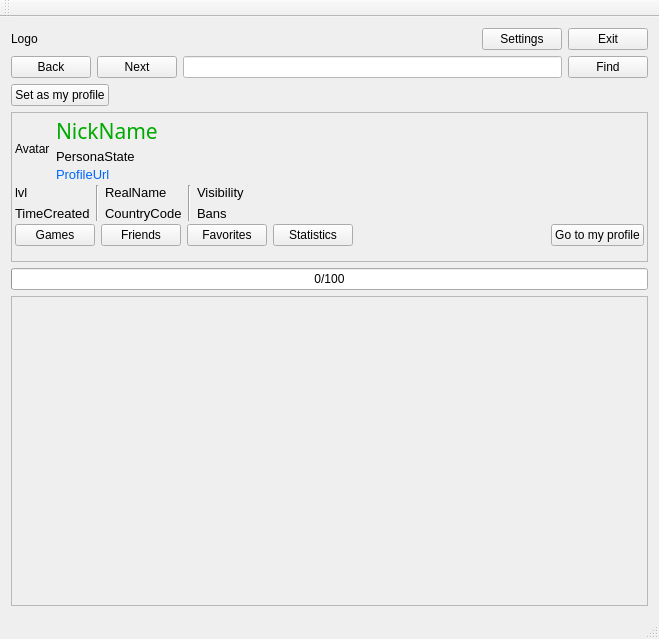
The window that AraSteamManager/mainwindow.ui (Arankir/AraSteamManager) describes before a commit, drawn with Qt 5.
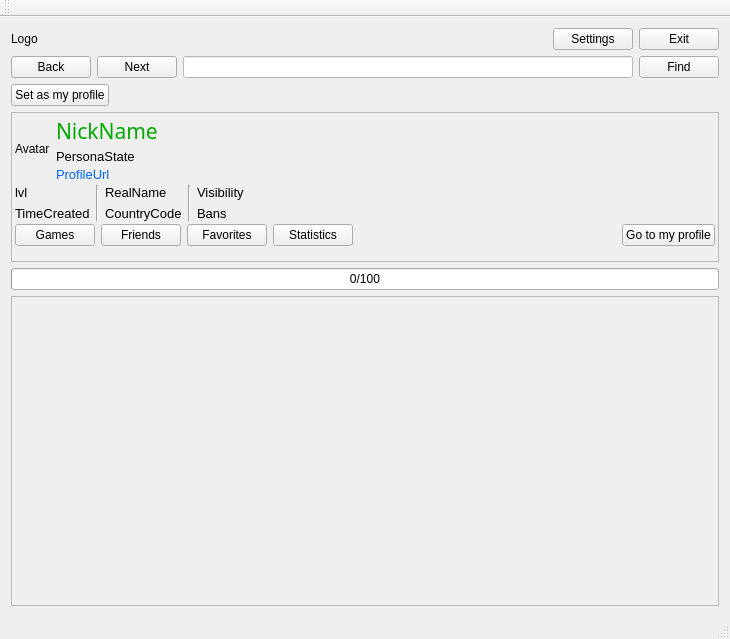
The same window after the commit.

```diff
--- a/AraSteamManager/mainwindow.ui
+++ b/AraSteamManager/mainwindow.ui
@@ -6,7 +6,7 @@
    <rect>
     <x>0</x>
     <y>0</y>
-    <width>659</width>
+    <width>730</width>
     <height>639</height>
    </rect>
   </property>
@@ -138,7 +138,7 @@
         <rect>
          <x>0</x>
          <y>0</y>
-         <width>639</width>
+         <width>710</width>
          <height>150</height>
         </rect>
        </property>
@@ -439,7 +439,7 @@
           <rect>
            <x>0</x>
            <y>0</y>
-           <width>637</width>
+           <width>708</width>
            <height>285</height>
           </rect>
          </property>
```
Left out of the diff: 2 changed lines with no effect on the pictures.
